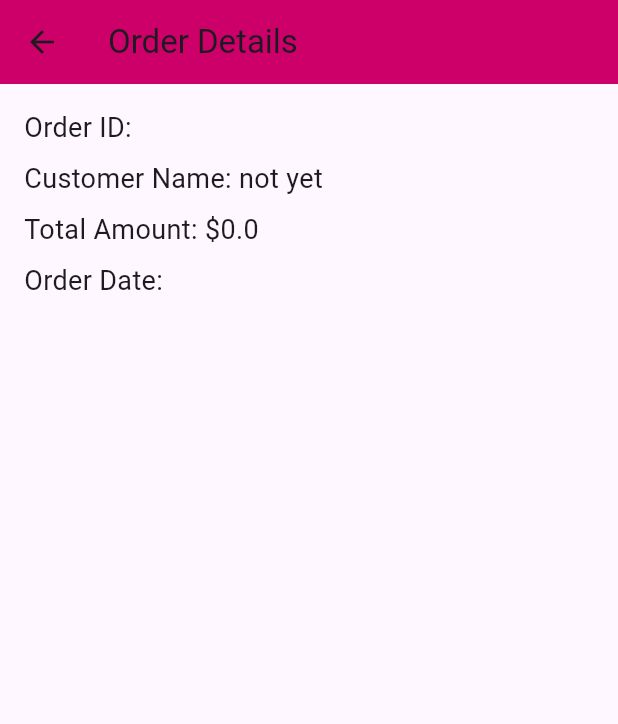
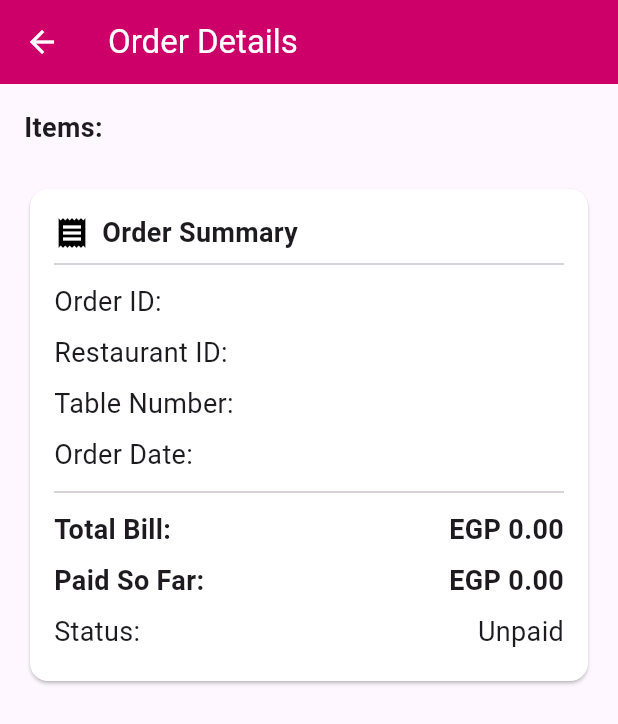
Before and after one commit to Dareenfadel/Splitz, a Flutter app: the OrderDetailsScreen screen opened directly with empty values, on a phone screen of 412 x 824 dp. Shown: the top 724 px of the screen. Run offline on Flutter 3.47's test engine with Material 3 defaults, Android fonts, the phone set to English and light mode, and no system bars; our stand-ins replace appwrite, awesome_dialog, carousel_slider, cloud_firestore, email_validator, firebase_auth and 3 more; missing offline and left inert: mobile_scanner; accounts and stored records are empty.

Commit message:
completed order history for admin

```diff
--- a/lib/ui/screens/manager_screens/order_details_screen.dart
+++ b/lib/ui/screens/manager_screens/order_details_screen.dart
@@ -1,5 +1,6 @@
 import 'package:flutter/material.dart';
 import 'package:splitz/data/models/order.dart';
+import 'package:splitz/data/models/order_item.dart';
 
 class OrderDetailsScreen extends StatelessWidget {
   final Order order;
@@ -10,24 +11,134 @@ class OrderDetailsScreen extends StatelessWidget {
   Widget build(BuildContext context) {
     return Scaffold(
       appBar: AppBar(
-        title: Text('Order Details'),
+        title: Text('Order Details', style: TextStyle(color: Colors.white)),
+        iconTheme: IconThemeData(color: Colors.white),
       ),
-      body: Padding(
-        padding: const EdgeInsets.all(16.0),
+      body: Column(
+        children: [
+          Expanded(
+            child: ListView(
+              padding: const EdgeInsets.all(16.0),
+              children: [
+                Text('Items:',
+                    style:
+                        TextStyle(fontSize: 18, fontWeight: FontWeight.bold)),
+                SizedBox(height: 8),
+                ...order.items.map((item) => _buildOrderItem(item)),
+                SizedBox(height: 16),
+                Card(
+                  color: Colors.white,
+                  child: Padding(
+                    padding: const EdgeInsets.all(16.0),
+                    child: Column(
+                      crossAxisAlignment: CrossAxisAlignment.start,
+                      children: [
+                        Row(
+                          children: [
+                            Icon(Icons.receipt, color: Colors.black),
+                            SizedBox(width: 8),
+                            Text('Order Summary',
+                                style: TextStyle(
+                                    fontSize: 18, fontWeight: FontWeight.bold)),
+                          ],
+                        ),
+                        Divider(),
+                        _buildOrderInfo('Order ID', order.orderId),
+                        _buildOrderInfo('Restaurant ID', order.restaurantId),
+                        _buildOrderInfo('Table Number', order.tableNumber),
+                        _buildOrderInfo('Order Date', order.date),
+                        Divider(),
+                        _buildTotalInfo('Total Bill', order.totalBill),
+                        _buildTotalInfo('Paid So Far', order.paidSoFar),
+                        _buildOrderInfo('Status',
+                            order.status == 'paid' ? 'Paid' : 'Unpaid'),
+                      ],
+                    ),
+                  ),
+                ),
+              ],
+            ),
+          ),
+        ],
+      ),
+    );
+  }
+
+  Widget _buildOrderInfo(String title, String value) {
+    return Padding(
+      padding: const EdgeInsets.symmetric(vertical: 4.0),
+      child: Row(
+        mainAxisAlignment: MainAxisAlignment.spaceBetween,
+        children: [
+          Text('$title:', style: TextStyle(fontSize: 18)),
+          Text(value, style: TextStyle(fontSize: 18)),
+        ],
+      ),
+    );
+  }
+
+  Widget _buildTotalInfo(String title, double value) {
+    return Padding(
+      padding: const EdgeInsets.symmetric(vertical: 4.0),
+      child: Row(
+        mainAxisAlignment: MainAxisAlignment.spaceBetween,
+        children: [
+          Text('$title:',
+              style: TextStyle(fontSize: 18, fontWeight: FontWeight.bold)),
+          Text('EGP ${value.toStringAsFixed(2)}',
+              style: TextStyle(fontSize: 18, fontWeight: FontWeight.bold)),
+        ],
+      ),
+    );
+  }
+
+  Widget _buildOrderItem(OrderItem item) {
+    return Card(
+      color: Colors.white,
+      margin: const EdgeInsets.symmetric(vertical: 8.0),
+      child: Padding(
+        padding: const EdgeInsets.all(12.0),
         child: Column(
           crossAxisAlignment: CrossAxisAlignment.start,
           children: [
-            Text('Order ID: ${order.orderId}', style: TextStyle(fontSize: 18)),
-            SizedBox(height: 8),
-            Text('Customer Name: not yet', style: TextStyle(fontSize: 18)),
-            SizedBox(height: 8),
-            Text('Total Amount: \$${order.totalBill}',
-                style: TextStyle(fontSize: 18)),
-            SizedBox(height: 8),
-            Text('Order Date: ${order.date}', style: TextStyle(fontSize: 18)),
-            SizedBox(height: 16),
-            // Text('Items:', style: TextStyle(fontSize: 18, fontWeight: FontWeight.bold)),
-            // ...order.items.map((item) => Text('${item.name} - \$${item.price}')),
+            Row(
+              children: [
+                Expanded(
+                  child: Column(
+                    crossAxisAlignment: CrossAxisAlignment.start,
+                    children: [
+                      Text('${item.quantity} x ${item.itemName}',
+                          style: TextStyle(fontSize: 16)),
+                      Text('EGP ${item.paidAmount.toStringAsFixed(2)}',
+                          style: TextStyle(fontSize: 16)),
+                    ],
+                  ),
+                ),
+                if (item.imageUrl != null && item.imageUrl.isNotEmpty)
+                  ClipRRect(
+                    borderRadius: BorderRadius.circular(25.0),
+                    child: Image.network(
+                      item.imageUrl,
+                      width: 70,
+                      height: 70,
+                      fit: BoxFit.cover,
+                    ),
+                  ),
+              ],
+            ),
+            if (item.extras.isNotEmpty)
+              Padding(
+                padding: const EdgeInsets.only(top: 4.0),
+                child: Text(
+                    'Extras: ${item.extras.entries.map((e) => '${e.key} (${e.value})').join(', ')}',
+                    style: TextStyle(fontSize: 14, color: Colors.grey)),
+              ),
+            if (item.notes.isNotEmpty)
+              Padding(
+                padding: const EdgeInsets.only(top: 4.0),
+                child: Text('Notes: ${item.notes}',
+                    style: TextStyle(fontSize: 14, color: Colors.grey)),
+              ),
           ],
         ),
       ),
```
Also changed, not shown: lib/ui/custom_widgets/history_list.dart (+3 -13 lines), lib/ui/screens/manager_screens/history_screen.dart (+17 -3 lines).
